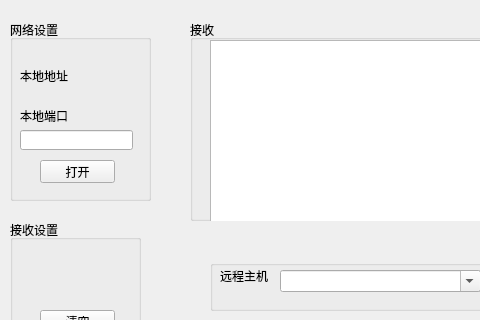
Above: NetAssist/NetAssist.ui from heyuanjie87/QTerminal before the change; both pictures show x 0 to 480 and y 0 to 320 of the 800 by 600 pixel window. Below: the same form after it.
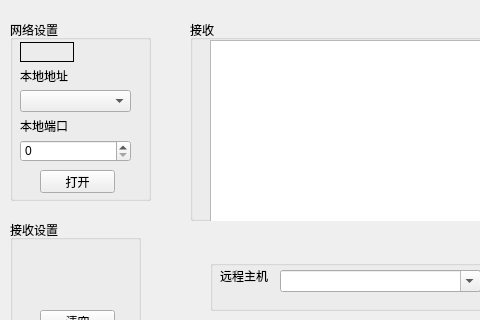
That is the form after the change.

Commit message: 查询本地地址列表

What changed in the file:
```diff
--- a/NetAssist/NetAssist.ui
+++ b/NetAssist/NetAssist.ui
@@ -46,7 +46,7 @@
      <property name="geometry">
       <rect>
        <x>10</x>
-       <y>90</y>
+       <y>100</y>
        <width>54</width>
        <height>12</height>
       </rect>
@@ -55,24 +55,11 @@
       <string>本地端口</string>
      </property>
     </widget>
-    <widget class="QLineEdit" name="lport">
-     <property name="geometry">
-      <rect>
-       <x>10</x>
-       <y>110</y>
-       <width>113</width>
-       <height>20</height>
-      </rect>
-     </property>
-     <property name="maxLength">
-      <number>5</number>
-     </property>
-    </widget>
     <widget class="QPushButton" name="open">
      <property name="geometry">
       <rect>
        <x>30</x>
-       <y>140</y>
+       <y>150</y>
        <width>75</width>
        <height>23</height>
       </rect>
@@ -81,6 +68,48 @@
       <string>打开</string>
      </property>
     </widget>
+    <widget class="QLabel" name="ptype">
+     <property name="geometry">
+      <rect>
+       <x>10</x>
+       <y>22</y>
+       <width>54</width>
+       <height>20</height>
+      </rect>
+     </property>
+     <property name="frameShape">
+      <enum>QFrame::Box</enum>
+     </property>
+     <property name="text">
+      <string/>
+     </property>
+     <property name="alignment">
+      <set>Qt::AlignCenter</set>
+     </property>
+    </widget>
+    <widget class="QComboBox" name="lip">
+     <property name="geometry">
+      <rect>
+       <x>10</x>
+       <y>70</y>
+       <width>111</width>
+       <height>22</height>
+      </rect>
+     </property>
+    </widget>
+    <widget class="QSpinBox" name="lport">
+     <property name="geometry">
+      <rect>
+       <x>10</x>
+       <y>120</y>
+       <width>111</width>
+       <height>22</height>
+      </rect>
+     </property>
+     <property name="maximum">
+      <number>65535</number>
+     </property>
+    </widget>
    </widget>
    <widget class="QGroupBox" name="groupBox_2">
     <property name="geometry">
```
The commit also changes 1 other file.
